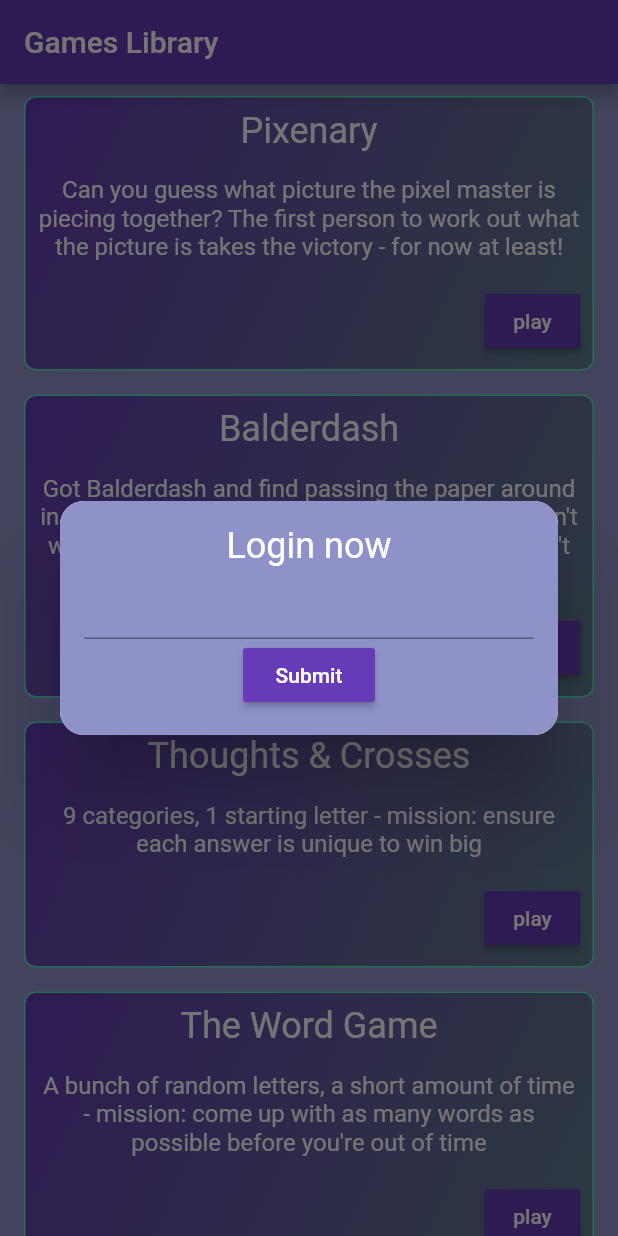
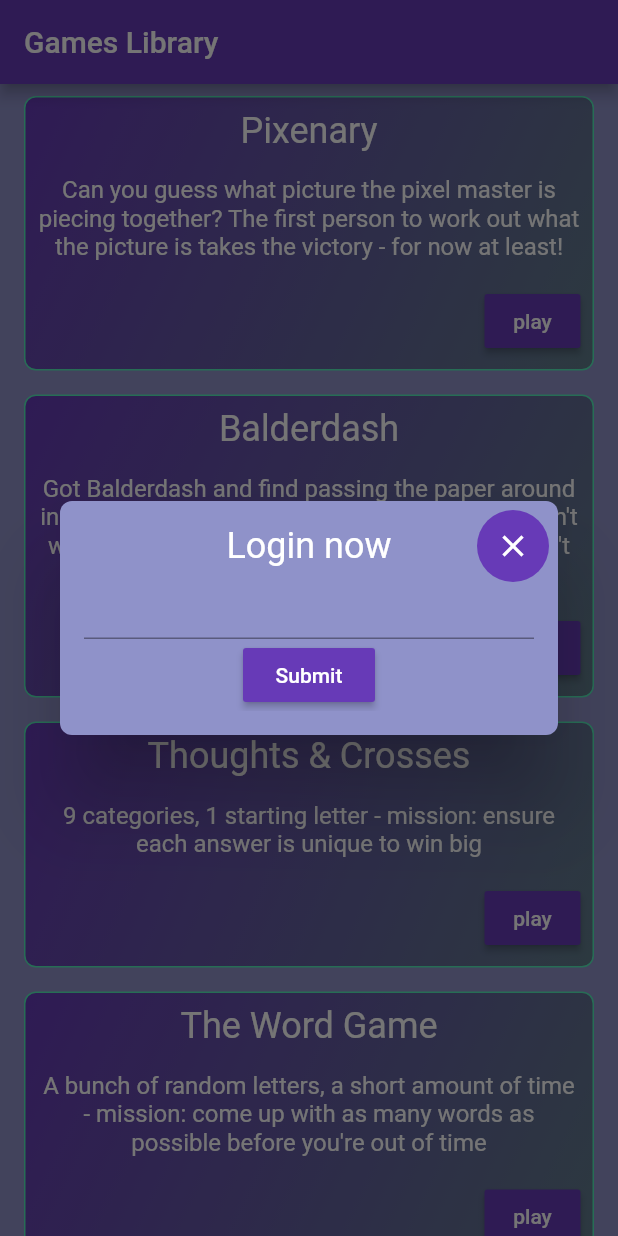
Before and after one commit to JoshuaR830/party-games-flutter, a Flutter app: the screen it shows after launch, after a tap on "play", on a phone screen of 412 x 824 dp. Run offline on Flutter 3.47's test engine with Material 2 defaults, Android fonts, the light colour scheme and no system bars.

Commit message:
Added a close button

```diff
--- a/lib/LoginForm.dart
+++ b/lib/LoginForm.dart
@@ -21,12 +21,21 @@
   Widget build(BuildContext context) {
     return Form(
       key: _formKey,
-      child: Column(
+      child: Stack(
         children: <Widget>[
+          Column(
+            children: <Widget>[
+              Text(
+                "Login now",
+                style: TextStyle(
+                  color: Colors.white,
+                  fontSize: 24.0,
+                ),
+              ),
               TextFormField(
                 controller: userNameController,
                 validator: (value) {
-              if(value.isEmpty) {
+                  if (value.isEmpty) {
                     return 'Please enter your name';
                   }
                   return null;
@@ -35,17 +44,35 @@
               RaisedButton(
                 color: Colors.deepPurple,
                 onPressed: () {
-              if(_formKey.currentState.validate()) {
+                  if (_formKey.currentState.validate()) {
                     Navigator.pop(context, userNameController.text);
                   }
                 },
                 child: Text(
                   'Submit',
-              style: TextStyle(
-                  color: Colors.white
+                  style: TextStyle(color: Colors.white),
                 ),
               ),
-          )
+            ],
+          ),
+          Positioned(
+            top: -10,
+            right: -10,
+            child: Ink(
+              decoration: ShapeDecoration(
+                color: Colors.deepPurple,
+                shape: CircleBorder(),
+              ),
+              child: IconButton(
+                color: Colors.white,
+                onPressed: () {
+                  Navigator.pop(context, 'Cancelled');
+                },
+                icon: Icon(Icons.close),
+                tooltip: "Close modal",
+              ),
+            ),
+          ),
         ],
       ),
     );
--- a/lib/Pages/GamesLibraryPage.dart
+++ b/lib/Pages/GamesLibraryPage.dart
@@ -84,30 +84,18 @@
   }
 
   final Dialog loginDialog = Dialog(
+    backgroundColor: Color(0xFF8f92c9),
     shape: RoundedRectangleBorder(
-        borderRadius: BorderRadius.circular(16)
-    ),
-    child: Container(
-      decoration: BoxDecoration(
-        color: Color(0xFF8f92c9),
-        borderRadius: BorderRadius.circular(16),
+        borderRadius: BorderRadius.circular(8)
     ),
     child: Padding(
       padding: EdgeInsets.all(16.0),
       child: Column(
         mainAxisSize: MainAxisSize.min,
         children: [
-            Text(
-              "Login now",
-              style: TextStyle(
-                color: Colors.white,
-                fontSize: 24.0,
-              ),
-            ),
           LoginForm(),
         ],
       ),
     ),
-    ),
   );
 }
```
Lines whose indentation alone changed are shown as unchanged.
